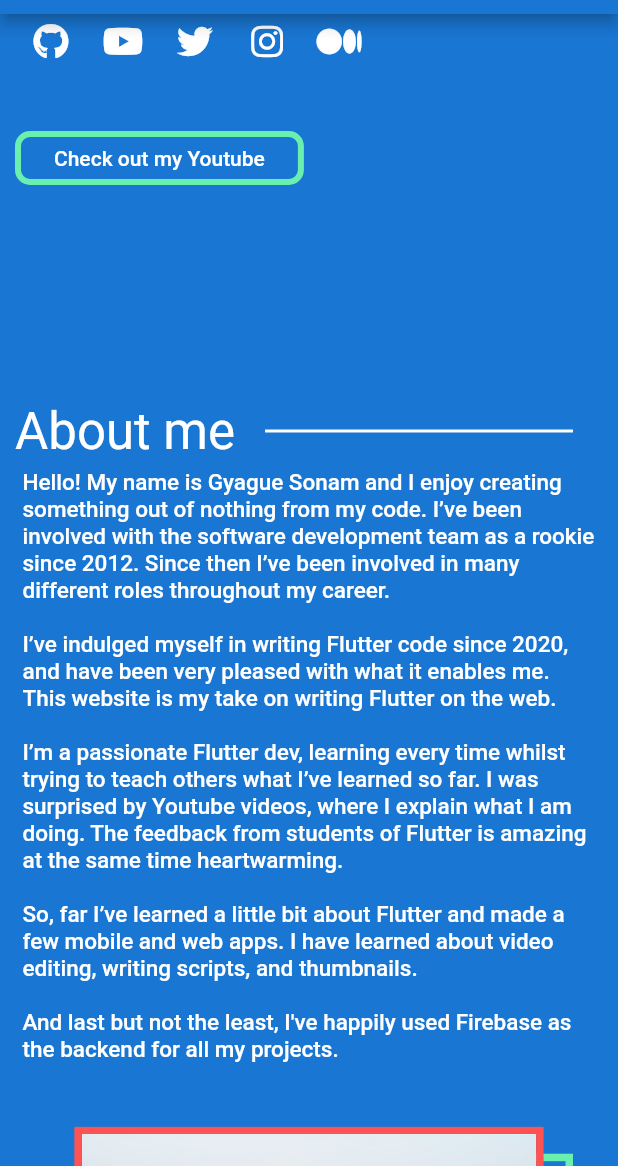
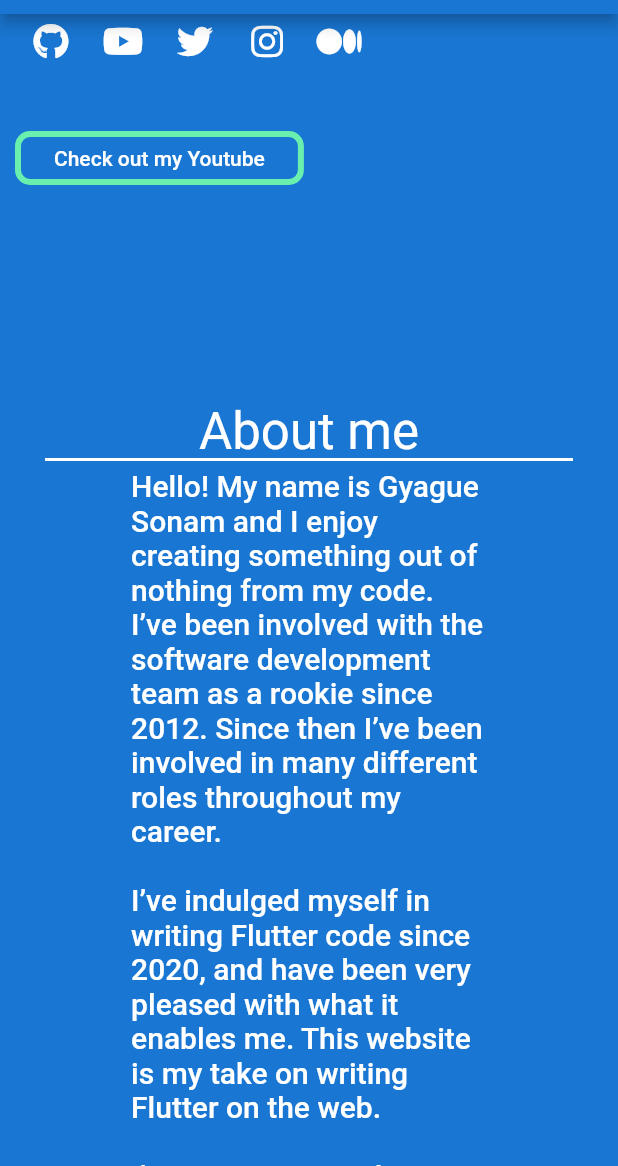
Before and after one commit to gyakhoe/portfolio, a Flutter app: the screen it shows after launch, scrolled down 576 dp, on a phone screen of 412 x 824 dp, the part 70-1236 px from its top. Run offline on Flutter 3.47's test engine with Material 2 defaults, Android fonts, the phone set to English and light mode, and no system bars; our stand-ins replace bloc, font_awesome_flutter; generated files the repository leaves out were written again.

Commit message:
about page split to mobile, tab, and desktop

```diff
--- /dev/null
+++ b/lib/about/views/about_mobile_view.dart
@@ -0,0 +1,48 @@
+import 'package:flutter/material.dart';
+import 'package:portfolio/about/views/components/about_me_image.dart';
+import 'package:portfolio/l10n/l10n.dart';
+
+class AboutMobileView extends StatelessWidget {
+  const AboutMobileView({
+    Key? key,
+    required AppLocalizations l10n,
+  })  : _l10n = l10n,
+        super(key: key);
+
+  final AppLocalizations _l10n;
+
+  @override
+  Widget build(BuildContext context) {
+    return Column(
+      mainAxisAlignment: MainAxisAlignment.center,
+      children: [
+        Text(
+          _l10n.aboutMeTitle,
+          style: Theme.of(context).textTheme.headline4?.copyWith(
+                color: Colors.white,
+              ),
+        ),
+        const Expanded(
+          child: Divider(
+            color: Colors.white,
+            thickness: 2,
+            indent: 20,
+            endIndent: 20,
+          ),
+        ),
+        Container(
+          width: MediaQuery.of(context).size.width * 0.6,
+          padding: const EdgeInsets.all(5),
+          child: Text(
+            _l10n.aboutMeDetail,
+            style: Theme.of(context)
+                .textTheme
+                .bodyText1
+                ?.copyWith(color: Colors.white, fontSize: 20),
+          ),
+        ),
+        AboutMeImage(context: context, l10n: _l10n),
+      ],
+    );
+  }
+}
--- a/lib/about/views/about_page.dart
+++ b/lib/about/views/about_page.dart
@@ -1,6 +1,9 @@
 import 'package:flutter/material.dart';
+import 'package:portfolio/about/views/about_desktop_view.dart';
+import 'package:portfolio/about/views/about_mobile_view.dart';
+import 'package:portfolio/about/views/about_tab_view.dart';
 import 'package:portfolio/l10n/l10n.dart';
-import 'package:portfolio/utilities/open_functions.dart';
+import 'package:portfolio/utilities/responsive_view.dart';
 
 class AboutPage extends StatelessWidget {
   const AboutPage({Key? key}) : super(key: key);
@@ -8,110 +11,10 @@ class AboutPage extends StatelessWidget {
   @override
   Widget build(BuildContext context) {
     final l10n = context.l10n;
-    return Column(
-      mainAxisAlignment: MainAxisAlignment.center,
-      children: [
-        Row(
-          children: [
-            Text(
-              l10n.aboutMeTitle,
-              style: Theme.of(context).textTheme.headline4!.copyWith(
-                    color: Colors.white,
-                  ),
-            ),
-            Expanded(
-              child: Divider(
-                color: Colors.white,
-                thickness: 2,
-                indent: 20,
-                endIndent: isMobileView(context: context) ? 20 : 100,
-              ),
-            ),
-          ],
-        ),
-        if (isMobileView(context: context))
-          _aboutMeDetail(context, l10n)
-        else
-          Row(
-            crossAxisAlignment: CrossAxisAlignment.start,
-            children: [
-              _aboutMeDetail(context, l10n),
-              _aboutMeImage(context: context, l10n: l10n),
-            ],
-          ),
-        if (isMobileView(context: context))
-          _aboutMeImage(context: context, l10n: l10n),
-      ],
-    );
-  }
-
-  Container _aboutMeDetail(BuildContext context, AppLocalizations l10n) {
-    return Container(
-      width: isMobileView(context: context)
-          ? MediaQuery.of(context).size.width - 20
-          : MediaQuery.of(context).size.width * 0.6,
-      padding: const EdgeInsets.all(5),
-      child: Center(
-        child: Text(
-          l10n.aboutMeDetail,
-          style: isMobileView(context: context)
-              ? Theme.of(context)
-                  .textTheme
-                  .bodyText1
-                  ?.copyWith(color: Colors.white, fontSize: 15)
-              : Theme.of(context)
-                  .textTheme
-                  .bodyText1!
-                  .copyWith(color: Colors.white, fontSize: 18),
-        ),
-      ),
-    );
-  }
-
-  Expanded _aboutMeImage({
-    required BuildContext context,
-    required AppLocalizations l10n,
-  }) {
-    return Expanded(
-      child: Stack(
-        children: [
-          Align(
-            alignment: Alignment.bottomRight,
-            child: FractionallySizedBox(
-              widthFactor: 0.9,
-              heightFactor: 0.9,
-              child: Container(
-                margin: const EdgeInsets.all(20),
-                decoration: BoxDecoration(
-                  border: Border.all(
-                    color: Colors.greenAccent,
-                    width: 5,
-                  ),
-                ),
-              ),
-            ),
-          ),
-          Align(
-            child: FractionallySizedBox(
-              widthFactor: 0.9,
-              heightFactor: 0.9,
-              child: Container(
-                margin: const EdgeInsets.all(20),
-                decoration: BoxDecoration(
-                  border: Border.all(
-                    color: Colors.redAccent,
-                    width: 5,
-                  ),
-                ),
-                child: Image.asset(
-                  l10n.aboutMeImage,
-                  fit: BoxFit.cover,
-                ),
-              ),
-            ),
-          ),
-        ],
-      ),
+    return ResponsiveView(
+      mobileView: AboutMobileView(l10n: l10n),
+      tabView: AboutMeTabView(l10n: l10n),
+      desktopView: AboutMeDekstopView(l10n: l10n),
     );
   }
 }
```
Also changed, not shown: lib/about/views/about_desktop_view.dart (added, +44 -0 lines), lib/about/views/about_tab_view.dart (added, +46 -0 lines), lib/about/views/components/about_me_detail.dart (added, +38 -0 lines), lib/about/views/components/about_me_image.dart (added, +59 -0 lines).
